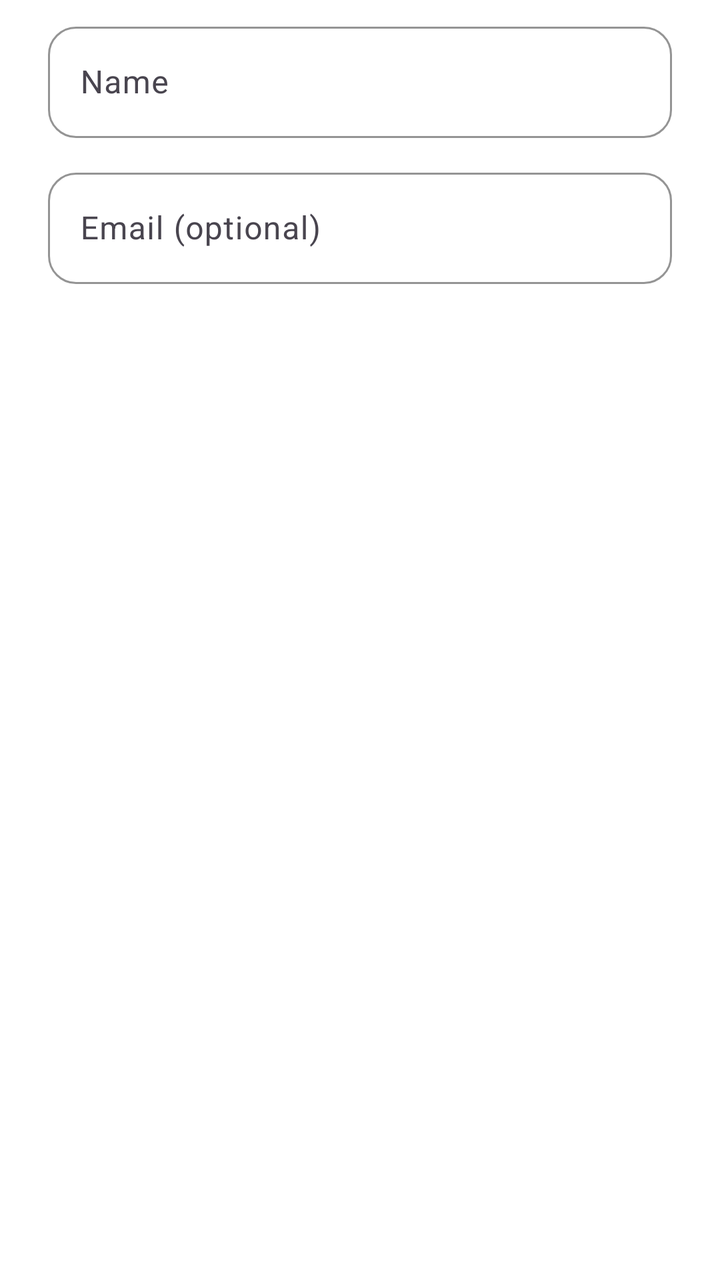
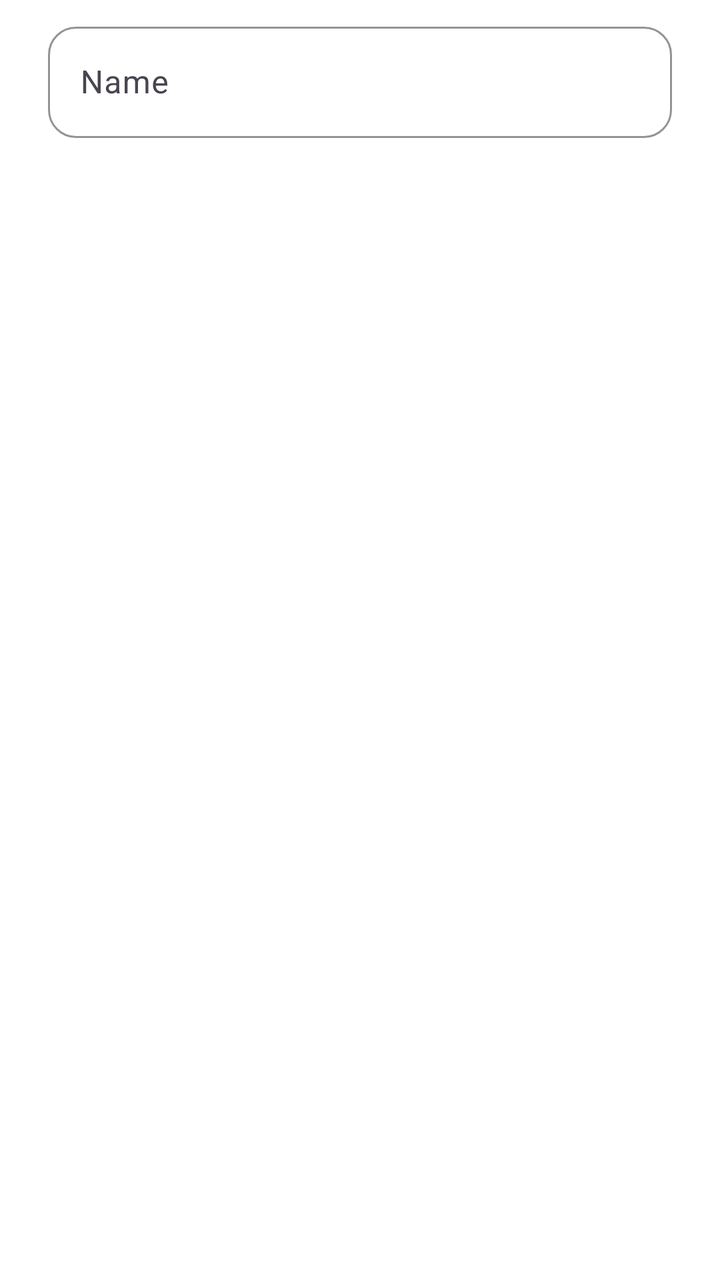

An Android layout rendered at two revisions. The XML below is the earlier revision; the diff shows what the commit changed to produce the second picture.
<!-- AndroidManifest.xml: application theme Theme.ExpenseTracker -->
<!-- res/layout/dialog_edit_profile.xml -->
<?xml version="1.0" encoding="utf-8"?>
<LinearLayout xmlns:android="http://schemas.android.com/apk/res/android"
    xmlns:app="http://schemas.android.com/apk/res-auto"
    android:layout_width="match_parent"
    android:layout_height="wrap_content"
    android:orientation="vertical"
    android:paddingStart="24dp"
    android:paddingTop="8dp"
    android:paddingEnd="24dp"
    android:paddingBottom="8dp">

    <com.google.android.material.textfield.TextInputLayout
        android:id="@+id/tilName"
        style="@style/Widget.Material3.TextInputLayout.OutlinedBox"
        android:layout_width="match_parent"
        android:layout_height="wrap_content"
        android:hint="Name"
        app:boxCornerRadiusBottomEnd="14dp"
        app:boxCornerRadiusBottomStart="14dp"
        app:boxCornerRadiusTopEnd="14dp"
        app:boxCornerRadiusTopStart="14dp"
        app:boxStrokeColor="@color/brand_green_dark"
        app:hintTextColor="@color/brand_green_dark">

        <com.google.android.material.textfield.TextInputEditText
            android:id="@+id/etName"
            android:layout_width="match_parent"
            android:layout_height="wrap_content"
            android:inputType="textPersonName|textCapWords"
            android:maxLines="1" />

    </com.google.android.material.textfield.TextInputLayout>

    <com.google.android.material.textfield.TextInputLayout
        android:id="@+id/tilEmail"
        style="@style/Widget.Material3.TextInputLayout.OutlinedBox"
        android:layout_width="match_parent"
        android:layout_height="wrap_content"
        android:layout_marginTop="12dp"
        android:hint="Email (optional)"
        app:boxCornerRadiusBottomEnd="14dp"
        app:boxCornerRadiusBottomStart="14dp"
        app:boxCornerRadiusTopEnd="14dp"
        app:boxCornerRadiusTopStart="14dp"
        app:boxStrokeColor="@color/brand_green_dark"
        app:hintTextColor="@color/brand_green_dark">

        <com.google.android.material.textfield.TextInputEditText
            android:id="@+id/etEmail"
            android:layout_width="match_parent"
            android:layout_height="wrap_content"
            android:inputType="textEmailAddress"
            android:maxLines="1" />

    </com.google.android.material.textfield.TextInputLayout>

</LinearLayout>
<!-- resources referenced by this layout -->
<resources>
  <color name="brand_green_dark">#057A55</color>
  <style name="Theme.ExpenseTracker" parent="Base.Theme.ExpenseTracker" />
  <style name="Base.Theme.ExpenseTracker" parent="Theme.Material3.Light.NoActionBar">
          <item name="android:windowBackground">@color/white</item>
          <item name="colorSurface">@color/white</item>
          
          <item name="colorPrimary">@color/fin_blue</item>
          <item name="colorOnPrimary">@color/white</item>
          <item name="colorPrimaryContainer">@color/fin_blue_tint</item>
          <item name="colorOnPrimaryContainer">@color/fin_navy</item>
          <item name="colorSecondary">@color/fin_navy</item>
          <item name="colorOnSecondary">@color/white</item>
          <item name="colorSecondaryContainer">@color/fin_blue_tint</item>
          <item name="colorOnSecondaryContainer">@color/fin_navy</item>
          
          <item name="colorTertiary">@color/fin_orange</item>
          <item name="colorOnTertiary">@color/fin_navy</item>
          <item name="colorError">@color/fin_error</item>
          <item name="colorOnError">@color/white</item>
          
          <item name="elevationOverlayEnabled">false</item>
          
          <item name="android:forceDarkAllowed" tools:targetApi="q">false</item>
      </style>
  <color name="white">#FFFFFFFF</color>
  <color name="fin_blue">#FF004E72</color>
  <color name="fin_blue_tint">#FFE1EEF4</color>
  <color name="fin_navy">#FF092634</color>
  <color name="fin_orange">#FFFF6E42</color>
  <color name="fin_error">#FFD92D20</color>
</resources>

<!-- the commit's change to res/layout/dialog_edit_profile.xml (unified diff, before → after) -->
@@ -19,37 +19,15 @@
         app:boxCornerRadiusBottomStart="14dp"
         app:boxCornerRadiusTopEnd="14dp"
         app:boxCornerRadiusTopStart="14dp"
-        app:boxStrokeColor="@color/brand_green_dark"
-        app:hintTextColor="@color/brand_green_dark">
+        app:boxStrokeColor="@color/fin_blue"
+        app:hintTextColor="@color/fin_blue">
 
         <com.google.android.material.textfield.TextInputEditText
             android:id="@+id/etName"
             android:layout_width="match_parent"
             android:layout_height="wrap_content"
             android:inputType="textPersonName|textCapWords"
-            android:maxLines="1" />
-
-    </com.google.android.material.textfield.TextInputLayout>
-
-    <com.google.android.material.textfield.TextInputLayout
-        android:id="@+id/tilEmail"
-        style="@style/Widget.Material3.TextInputLayout.OutlinedBox"
-        android:layout_width="match_parent"
-        android:layout_height="wrap_content"
-        android:layout_marginTop="12dp"
-        android:hint="Email (optional)"
-        app:boxCornerRadiusBottomEnd="14dp"
-        app:boxCornerRadiusBottomStart="14dp"
-        app:boxCornerRadiusTopEnd="14dp"
-        app:boxCornerRadiusTopStart="14dp"
-        app:boxStrokeColor="@color/brand_green_dark"
-        app:hintTextColor="@color/brand_green_dark">
-
-        <com.google.android.material.textfield.TextInputEditText
-            android:id="@+id/etEmail"
-            android:layout_width="match_parent"
-            android:layout_height="wrap_content"
-            android:inputType="textEmailAddress"
+            android:maxLength="40"
             android:maxLines="1" />
 
     </com.google.android.material.textfield.TextInputLayout>
<!-- resource entries referenced after the edit -->
@@ -1,6 +1,5 @@
 <!-- resources referenced by this layout -->
 <resources>
-  <color name="brand_green_dark">#057A55</color>
   <style name="Theme.ExpenseTracker" parent="Base.Theme.ExpenseTracker" />
   <style name="Base.Theme.ExpenseTracker" parent="Theme.Material3.Light.NoActionBar">
           <item name="android:windowBackground">@color/white</item>
